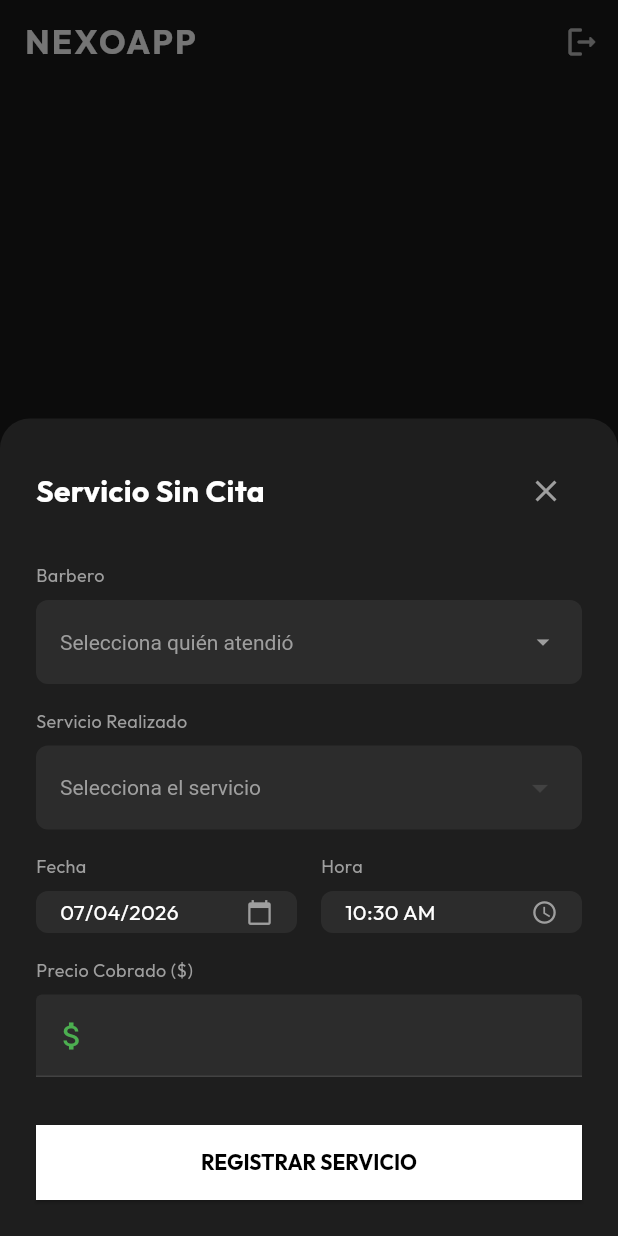
After one commit to JosRg14/nexoAppMovil, a Flutter app: the AppointmentsScreen screen opened directly, after a tap on "SERVICIO SIN CITA", on a phone screen of 412 x 824 dp. The commit adds this screen. Run offline on Flutter 3.47's test engine with Material 3 defaults, Android fonts, the phone set to English and light mode, and no system bars; our stand-ins replace dio, google_fonts, google_sign_in, image_picker, shared_preferences; accounts and stored records are empty; network calls fail.

Commit message:
Flujo de creación de servicios realizados sin cita

```diff
--- a/lib/api_connect/personnel_api.dart
+++ b/lib/api_connect/personnel_api.dart
@@ -1,3 +1,4 @@
+import 'package:flutter/material.dart';
 import 'package:shared_preferences/shared_preferences.dart';
 import 'package:dio/dio.dart';
 
@@ -30,7 +31,7 @@ class PersonnelApi {
       }
       return [];
     } catch (e) {
-      print("Error al obtener empleados: $e");
+      debugPrint("Error al obtener empleados: $e");
       return [];
     }
   }
--- a/lib/presentation/screens/barber/appointments_screen.dart
+++ b/lib/presentation/screens/barber/appointments_screen.dart
@@ -4,6 +4,7 @@ import 'package:nexoappapp/presentation/widgets/nexo_header.dart';
 import 'package:nexoappapp/api_connect/appointments_api.dart';
 import 'package:nexoappapp/presentation/screens/dashboard/appointments/cancel_appointment_screen.dart';
 import 'package:nexoappapp/presentation/screens/barber/reviews_employee.dart';
+import 'package:nexoappapp/presentation/screens/dashboard/appointments/create_quick_service_modal.dart';
 
 class AppointmentsScreen extends StatefulWidget {
   const AppointmentsScreen({super.key});
@@ -216,7 +217,33 @@ class _AppointmentsScreenState extends State<AppointmentsScreen> {
                 ),
               ),
             )
-          : null,
+          // Si NO hay cita activa, mostramos el botón de servicio sin cita
+          : FloatingActionButton.extended(
+              onPressed: () {
+                showModalBottomSheet(
+                  context: context,
+                  isScrollControlled: true,
+                  backgroundColor: Colors.transparent,
+                  builder: (context) => const CreateQuickServiceModal(),
+                ).then((value) {
+                  // Si el servicio se registró con éxito, recargamos la lista del empleado
+                  if (value == true) {
+                    setState(() {
+                      _weeklyAppointmentsFuture = _fetchNext7Days();
+                    });
+                  }
+                });
+              },
+              backgroundColor: Colors.white,
+              icon: const Icon(Icons.flash_on, color: Colors.black),
+              label: const Text(
+                'SERVICIO SIN CITA',
+                style: TextStyle(
+                  color: Colors.black,
+                  fontWeight: FontWeight.bold,
+                ),
+              ),
+            ),
       bottomNavigationBar: Theme(
         data: Theme.of(context).copyWith(splashColor: Colors.transparent),
         child: BottomNavigationBar(
--- a/lib/presentation/screens/barber/service_evidence_screen.dart
+++ b/lib/presentation/screens/barber/service_evidence_screen.dart
@@ -82,7 +82,7 @@ class _ServiceEvidenceScreenState extends State<ServiceEvidenceScreen> {
 
     final clienteMap = widget.appointment['cliente'] ?? {};
     final String clientName =
-        '${clienteMap['nombre'] ?? 'Cliente'} ${clienteMap['app_paterno'] ?? ''}'
+        '${clienteMap['nombre'] ?? 'Cliente'} ${clienteMap['app_paterno'] ?? 'Sin Cliente Asignado'}'
             .trim();
 
     return Scaffold(
--- /dev/null
+++ b/lib/presentation/screens/dashboard/appointments/create_quick_service_modal.dart
@@ -0,0 +1,508 @@
+import 'package:flutter/material.dart';
+import 'package:nexoappapp/api_connect/appointments_api.dart';
+import 'package:nexoappapp/api_connect/services_api.dart';
+import 'package:shared_preferences/shared_preferences.dart';
+import 'package:nexoappapp/presentation/screens/barber/service_evidence_screen.dart';
+
+class CreateQuickServiceModal extends StatefulWidget {
+  const CreateQuickServiceModal({super.key});
+
+  @override
+  State<CreateQuickServiceModal> createState() =>
+      _CreateQuickServiceModalState();
+}
+
+class _CreateQuickServiceModalState extends State<CreateQuickServiceModal> {
+  final AppointmentsApi _appointmentsApi = AppointmentsApi();
+  final ServicesApi _servicesApi = ServicesApi();
+
+  bool _isLoading = true;
+  bool _isSaving = false;
+  bool _isEmployee = false;
+
+  // Listas de datos
+  List<Map<String, dynamic>> _activeBarbers = [];
+  List<dynamic> _services = [];
+
+  // Valores seleccionados
+  int? _selectedBarberId;
+  int? _selectedServiceId;
+
+  // Controladores y variables de tiempo
+  final TextEditingController _priceController = TextEditingController();
+  late DateTime _selectedDate;
+  late TimeOfDay _selectedTime;
+
+  @override
+  void initState() {
+    super.initState();
+    // Inicializar con la fecha y hora actuales del sistema
+    _selectedDate = DateTime.now();
+    _selectedTime = TimeOfDay.now();
+    _loadInitialData();
+  }
+
+  @override
+  void dispose() {
+    _priceController.dispose();
+    super.dispose();
+  }
+
+  // --- FUNCIONES PRINCIPALES DE LA VISTA ---
+
+  Future<void> _loadInitialData() async {
+    final prefs = await SharedPreferences.getInstance();
+    final int? idLogueado = prefs.getInt('id_empleado');
+
+    final results = await Future.wait([
+      _appointmentsApi.getActiveEmployees(),
+      _servicesApi.getServices(),
+    ]);
+
+    if (mounted) {
+      setState(() {
+        _activeBarbers = results[0] as List<Map<String, dynamic>>;
+        _services = results[1] as List<dynamic>;
+        _isLoading = false;
+
+        // Autoselección y detección de rol
+        if (idLogueado != null) {
+          _isEmployee = true;
+          _selectedBarberId = idLogueado;
+        }
+      });
+    }
+  }
+
+  void _onServiceChanged(int? serviceId) {
+    setState(() {
+      _selectedServiceId = serviceId;
+      if (serviceId != null) {
+        // Buscar el servicio seleccionado para extraer su precio
+        final selectedService = _services.firstWhere(
+          (s) => s['id'] == serviceId,
+          orElse: () => null,
+        );
+
+        if (selectedService != null) {
+          // Actualizar el input de precio dinámicamente
+          _priceController.text = selectedService['precio'].toString();
+        }
+      } else {
+        _priceController.clear();
+      }
+    });
+  }
+
+  Future<void> _selectDate(BuildContext context) async {
+    final DateTime? picked = await showDatePicker(
+      context: context,
+      initialDate: _selectedDate,
+      firstDate: DateTime(2020),
+      lastDate: DateTime.now().add(const Duration(days: 30)),
+      builder: (context, child) {
+        return Theme(
+          data: ThemeData.dark().copyWith(
+            colorScheme: const ColorScheme.dark(
+              primary: Colors.white,
+              onPrimary: Colors.black,
+              surface: Color(0xFF2C2C2C),
+            ),
+          ),
+          child: child!,
+        );
+      },
+    );
+    if (picked != null && picked != _selectedDate) {
+      setState(() {
+        _selectedDate = picked;
+      });
+    }
+  }
+
+  Future<void> _selectTime(BuildContext context) async {
+    final TimeOfDay? picked = await showTimePicker(
+      context: context,
+      initialTime: _selectedTime,
+      builder: (context, child) {
+        return Theme(
+          data: ThemeData.dark().copyWith(
+            colorScheme: const ColorScheme.dark(
+              primary: Colors.white,
+              onPrimary: Colors.black,
+              surface: Color(0xFF2C2C2C),
+            ),
+          ),
+          child: child!,
+        );
+      },
+    );
+    if (picked != null && picked != _selectedTime) {
+      setState(() {
+        _selectedTime = picked;
+      });
+    }
+  }
+
+  // --- MÉTODO PARA GUARDAR ---
+  Future<void> _saveQuickService() async {
+    // 1. Validaciones
+    if (_selectedServiceId == null) {
+      _showSnackBar('Por favor selecciona un servicio', isError: true);
+      return;
+    }
+
+    if (_selectedBarberId == null) {
+      _showSnackBar('Por favor selecciona quién atendió', isError: true);
+      return;
+    }
+
+    setState(() => _isSaving = true);
+
+    // 2. Formatear la fecha y hora para la API
+    final String fechaFormat =
+        "${_selectedDate.year}-${_selectedDate.month.toString().padLeft(2, '0')}-${_selectedDate.day.toString().padLeft(2, '0')}";
+    final String horaFormat =
+        "${_selectedTime.hour.toString().padLeft(2, '0')}:${_selectedTime.minute.toString().padLeft(2, '0')}";
+
+    // 3. Preparar el precio
+    double? precioFinal;
+    if (_priceController.text.isNotEmpty) {
+      precioFinal = double.tryParse(_priceController.text);
+    }
+
+    // 4. Armar el payload
+    final Map<String, dynamic> payload = {
+      'empleado_id': _selectedBarberId,
+      'servicio_id': _selectedServiceId,
+      'fecha': fechaFormat,
+      'hora_inicio': horaFormat,
+      'precio': precioFinal,
+    };
+
+    // 5. Enviar a la API
+    final result = await _appointmentsApi.createWalkInService(payload);
+
+    if (mounted) {
+      setState(() => _isSaving = false);
+
+      if (result['success']) {
+        final data = result['data'];
+
+        // --- INICIO DE LLAMADA A EVIDENCIAS ---
+
+        // Buscamos el nombre del servicio para que no salga vacío en la siguiente pantalla
+        final servicioSeleccionado = _services.firstWhere(
+          (s) => s['id'] == _selectedServiceId,
+          orElse: () => {'nombre': 'Servicio Rápido'},
+        );
+
+        // Creamos el objeto mock para la pantalla de evidencias
+        final Map<String, dynamic> mockAppointment = {
+          'servicio': {'nombre_servicio': servicioSeleccionado['nombre']},
+          'cliente': {'nombre': 'Cliente', 'app_paterno': 'General (Walk-in)'},
+          'precio_total': data['precio'],
+        };
+
+        // 1. Cerramos el modal primero notificando que hubo éxito (true)
+        Navigator.pop(context, true);
+
+        // 2. Navegamos a la pantalla de evidencias usando el registro_id que devolvió Laravel
+        Navigator.push(
+          context,
+          MaterialPageRoute(
+            builder: (context) => ServiceEvidenceScreen(
+              appointment: mockAppointment,
+              registroId: data['registro_id'],
+            ),
+          ),
+        );
+
+        // --- FIN DE LLAMADA A EVIDENCIAS ---
+      } else {
+        _showSnackBar(result['message'], isError: true);
+      }
+    }
+  }
+
+  void _showSnackBar(String message, {bool isError = false}) {
+    ScaffoldMessenger.of(context).showSnackBar(
+      SnackBar(
+        content: Text(message),
+        backgroundColor: isError ? Colors.redAccent : Colors.green,
+        behavior: SnackBarBehavior.floating,
+        margin: const EdgeInsets.all(20),
+        duration: const Duration(seconds: 3),
+      ),
+    );
+  }
+
+  // --- CONSTRUCCIÓN DE LA INTERFAZ ---
+
+  @override
+  Widget build(BuildContext context) {
+    return Container(
+      padding: EdgeInsets.only(
+        // Mantenemos tu lógica de padding pero agregamos el SingleChildScrollView
+        bottom: MediaQuery.of(context).viewInsets.bottom + 24,
+        top: 24,
+        left: 24,
+        right: 24,
+      ),
+      decoration: const BoxDecoration(
+        color: Color(0xFF1E1E1E),
+        borderRadius: BorderRadius.vertical(top: Radius.circular(20)),
+      ),
+      child: _isLoading
+          ? const SizedBox(
+              height: 200,
+              child: Center(
+                child: CircularProgressIndicator(color: Colors.white),
+              ),
+            )
+          : SingleChildScrollView(
+              // <--- AGREGAMOS ESTO
+              child: Column(
+                mainAxisSize: MainAxisSize.min,
+                crossAxisAlignment: CrossAxisAlignment.start,
+                children: [
+                  _buildHeader(),
+                  const SizedBox(height: 24),
+
+                  _buildLabel('Barbero'),
+                  _buildBarberDropdown(),
+                  const SizedBox(height: 16),
+
+                  _buildLabel('Servicio Realizado'),
+                  _buildServiceDropdown(),
+                  const SizedBox(height: 16),
+
+                  Row(
+                    children: [
+                      Expanded(
+                        child: Column(
+                          crossAxisAlignment: CrossAxisAlignment.start,
+                          children: [
+                            _buildLabel('Fecha'),
+                            _buildDateSelector(),
+                          ],
+                        ),
+                      ),
+                      const SizedBox(width: 16),
+                      Expanded(
+                        child: Column(
+                          crossAxisAlignment: CrossAxisAlignment.start,
+                          children: [_buildLabel('Hora'), _buildTimeSelector()],
+                        ),
+                      ),
+                    ],
+                  ),
+                  const SizedBox(height: 16),
+
+                  _buildLabel('Precio Cobrado (\$)'),
+                  _buildPriceField(),
+                  const SizedBox(height: 32),
+
+                  _buildSubmitButton(),
+                ],
+              ),
+            ),
+    );
+  }
+
+  Widget _buildHeader() {
+    return Row(
+      mainAxisAlignment: MainAxisAlignment.spaceBetween,
+      children: [
+        const Text(
+          'Servicio Sin Cita',
+          style: TextStyle(
+            color: Colors.white,
+            fontSize: 20,
+            fontWeight: FontWeight.bold,
+          ),
+        ),
+        IconButton(
+          icon: const Icon(Icons.close, color: Colors.grey),
+          onPressed: () => Navigator.pop(context),
+        ),
+      ],
+    );
+  }
+
+  Widget _buildLabel(String text) {
+    return Padding(
+      padding: const EdgeInsets.only(bottom: 8),
+      child: Text(
+        text,
+        style: const TextStyle(color: Colors.grey, fontSize: 12),
+      ),
+    );
+  }
+
+  Widget _buildBarberDropdown() {
+    return Opacity(
+      // Si es empleado, bajamos un poco la opacidad para indicar que está bloqueado
+      opacity: _isEmployee ? 0.7 : 1.0,
+      child: _buildDropdownContainer(
+        child: DropdownButton<int>(
+          value:
+              _activeBarbers.any((b) => b['id_empleado'] == _selectedBarberId)
+              ? _selectedBarberId
+              : null,
+          dropdownColor: const Color(0xFF2C2C2C),
+          isExpanded: true,
+          hint: const Text(
+            "Selecciona quién atendió",
+            style: TextStyle(color: Colors.grey),
+          ),
+          // Icono diferente si está bloqueado para dar feedback visual
+          icon: Icon(
+            _isEmployee ? Icons.lock_outline : Icons.arrow_drop_down,
+            size: 20,
+            color: Colors.grey,
+          ),
+          style: const TextStyle(color: Colors.white),
+          items: _activeBarbers.map((b) {
+            return DropdownMenuItem<int>(
+              value: b['id_empleado'],
+              child: Text("${b['nombre']} ${b['app_paterno'] ?? ''}"),
+            );
+          }).toList(),
+          // Si es empleado, onChanged es null (bloquea el dropdown)
+          onChanged: _isEmployee
+              ? null
+              : (val) => setState(() => _selectedBarberId = val),
+        ),
+      ),
+    );
+  }
+
+  Widget _buildServiceDropdown() {
+    debugPrint(_services.toString());
+    return _buildDropdownContainer(
+      child: DropdownButton<int>(
+        value: _services.any((s) => s['id'] == _selectedServiceId)
+            ? _selectedServiceId
+            : null,
+        dropdownColor: const Color(0xFF2C2C2C),
+        isExpanded: true,
+        hint: const Text(
+          "Selecciona el servicio",
+          style: TextStyle(color: Colors.grey),
+        ),
+        style: const TextStyle(color: Colors.white),
+        items: _services.map((s) {
+          return DropdownMenuItem<int>(
+            value: s['id'],
+            child: Text(s['nombre']),
+          );
+        }).toList(),
+        onChanged: _onServiceChanged,
+      ),
+    );
+  }
+
+  Widget _buildDateSelector() {
+    // Formateo simple DD/MM/YYYY
+    final dateStr =
+        "${_selectedDate.day.toString().padLeft(2, '0')}/${_selectedDate.month.toString().padLeft(2, '0')}/${_selectedDate.year}";
+
+    return InkWell(
+      onTap: () => _selectDate(context),
+      child: _buildDropdownContainer(
+        child: Row(
+          mainAxisAlignment: MainAxisAlignment.spaceBetween,
+          children: [
+            Text(dateStr, style: const TextStyle(color: Colors.white)),
+            const Icon(Icons.calendar_today, color: Colors.grey, size: 18),
+          ],
+        ),
+      ),
+    );
+  }
+
+  Widget _buildTimeSelector() {
+    return InkWell(
+      onTap: () => _selectTime(context),
+      child: _buildDropdownContainer(
+        child: Row(
+          mainAxisAlignment: MainAxisAlignment.spaceBetween,
+          children: [
+            Text(
+              _selectedTime.format(context),
+              style: const TextStyle(color: Colors.white),
+            ),
+            const Icon(Icons.access_time, color: Colors.grey, size: 18),
+          ],
+        ),
+      ),
+    );
+  }
+
+  Widget _buildPriceField() {
+    return TextField(
+      controller: _priceController,
+      keyboardType: const TextInputType.numberWithOptions(decimal: true),
+      style: const TextStyle(
+        color: Colors.white,
+        fontSize: 18,
+        fontWeight: FontWeight.bold,
+      ),
+      decoration: InputDecoration(
+        filled: true,
+        fillColor: const Color(0xFF2C2C2C),
+        prefixIcon: const Icon(Icons.attach_money, color: Colors.green),
+        border: OutlineInputBorder(
+          borderRadius: BorderRadius.circular(8),
+          borderSide: BorderSide.none,
+        ),
+        contentPadding: const EdgeInsets.symmetric(
+          horizontal: 16,
+          vertical: 14,
+        ),
+      ),
+    );
+  }
+
+  Widget _buildDropdownContainer({required Widget child}) {
+    return Container(
+      padding: const EdgeInsets.symmetric(horizontal: 16, vertical: 4),
+      decoration: BoxDecoration(
+        color: const Color(0xFF2C2C2C),
+        borderRadius: BorderRadius.circular(8),
+      ),
+      child: DropdownButtonHideUnderline(child: child),
+    );
+  }
+
+  // En tu _buildSubmitButton...
+  Widget _buildSubmitButton() {
+    return SizedBox(
+      width: double.infinity,
+      child: ElevatedButton(
+        // AQUÍ CONECTAMOS LA FUNCIÓN
+        onPressed: _isSaving ? null : _saveQuickService,
+        style: ElevatedButton.styleFrom(
+          backgroundColor: Colors.white,
+          foregroundColor: Colors.black,
+          disabledBackgroundColor: Colors.grey[400],
+          padding: const EdgeInsets.symmetric(vertical: 16),
+        ),
+        child: _isSaving
+            ? const SizedBox(
+                height: 20,
+                width: 20,
+                child: CircularProgressIndicator(
+                  strokeWidth: 2,
+                  color: Colors.black,
+                ),
+              )
+            : const Text(
+                'REGISTRAR SERVICIO',
+                style: TextStyle(fontWeight: FontWeight.bold),
+              ),
+      ),
+    );
+  }
+}
```
Also changed, not shown: lib/api_connect/appointments_api.dart (+47 -0 lines), lib/presentation/screens/dashboard/tabs/agenda_tab.dart (+81 -8 lines).
